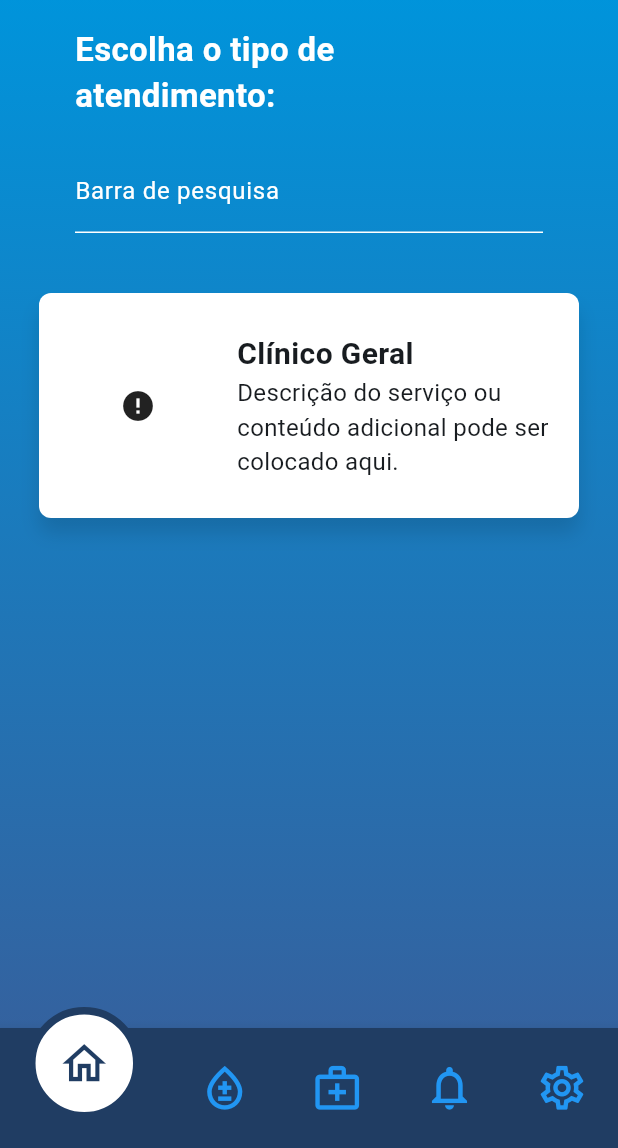
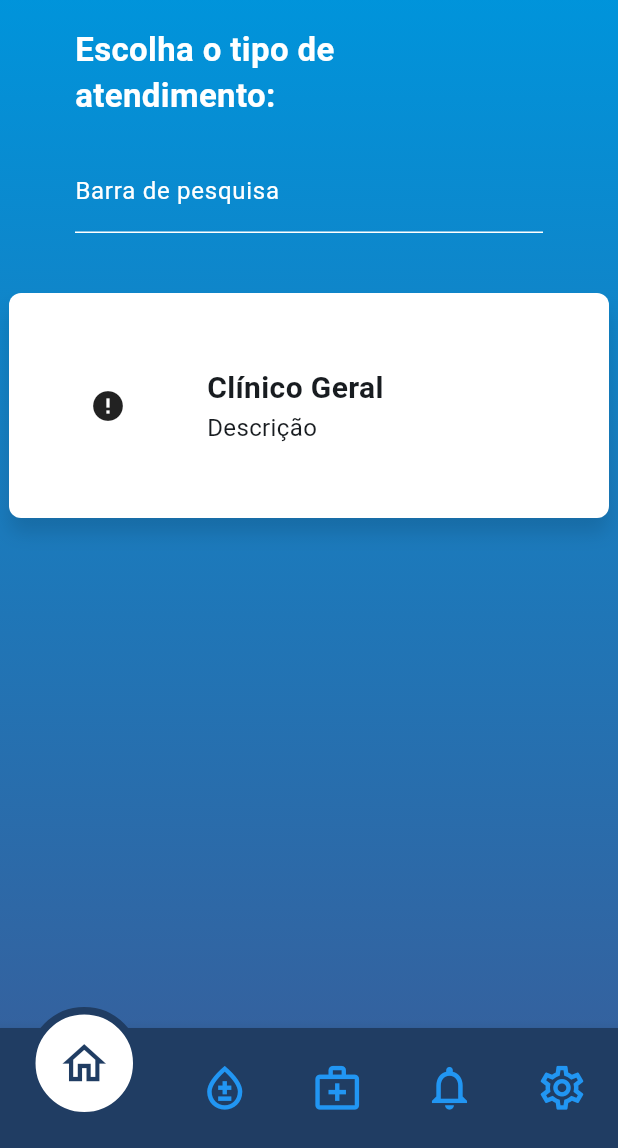
Before and after one commit to FelipeSouza14/SIG-UBS, a Flutter app: the ServicesPage screen opened by its route, on a phone screen of 412 x 824 dp, the part 88-1236 px from its top. Run offline on Flutter 3.47's test engine with Material 3 defaults, Android fonts, the phone set to English and light mode, and no system bars; our stand-ins replace jwt_decoder, shared_preferences; accounts and stored records are empty; network calls fail.

Commit message:
update detalhes

```diff
--- a/front_end/sig_ubs/lib/components/cardService.dart
+++ b/front_end/sig_ubs/lib/components/cardService.dart
@@ -1,7 +1,8 @@
 import 'package:flutter/material.dart';
 
 class CardService extends StatefulWidget {
-  const CardService({super.key, required this.serviceType, required this.photo});
+  const CardService(
+      {super.key, required this.serviceType, required this.photo});
 
   final String serviceType;
   final String photo;
@@ -16,7 +17,7 @@ class _CardServiceState extends State<CardService> {
     return Container(
       padding: const EdgeInsets.all(16.0),
       constraints: const BoxConstraints(
-        maxWidth: 360, // Limita a largura do card
+        maxWidth: 400, // Limita a largura do card
         maxHeight: 150,
       ),
       decoration: BoxDecoration(
@@ -38,14 +39,15 @@ class _CardServiceState extends State<CardService> {
             decoration: const BoxDecoration(
               shape: BoxShape.circle,
             ),
-            child: ClipOval(
+            child: ClipRect(
               child: Image.network(
-                widget.photo,  // Usa a variável photo passada para o widget
+                widget.photo,
                 fit: BoxFit.cover,
                 width: 100,
                 height: 100,
                 errorBuilder: (context, error, stackTrace) {
-                  return const Icon(Icons.error);  // Ícone padrão em caso de erro
+                  return const Icon(
+                      Icons.error); // Ícone padrão em caso de erro
                 },
               ),
             ),
@@ -57,14 +59,14 @@ class _CardServiceState extends State<CardService> {
               mainAxisAlignment: MainAxisAlignment.center,
               children: <Widget>[
                 Text(
-                  widget.serviceType,  // Usa a variável serviceType passada para o widget
+                  widget.serviceType,
                   style: const TextStyle(
                     fontSize: 20.0,
                     fontWeight: FontWeight.bold,
                   ),
                 ),
                 const Text(
-                  'Descrição do serviço ou conteúdo adicional pode ser colocado aqui.',
+                  'Descrição',
                   style: TextStyle(
                     fontSize: 16.0,
                   ),
@@ -74,6 +76,7 @@ class _CardServiceState extends State<CardService> {
           ),
         ],
       ),
+      // ),
     );
   }
 }
```
